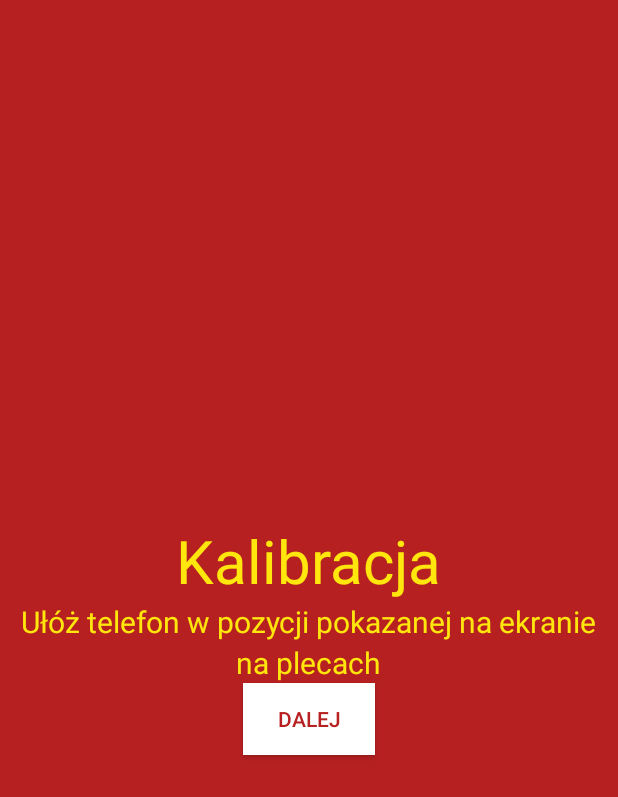
After one commit to GottaWorkM8/Wroclawskie-Perelki, an Android app: the layout kalibracja_layout.xml on its own in the app's theme, with its tools: preview values and no code run, on a phone screen of 412 x 824 dp. The commit adds this screen. Shown: the top 797 px of the screen. Run offline under Robolectric (Android 15) with nearby library versions, the phone set to English and light mode, and no system bars.

Commit message:
Add calibration

```diff
--- a/cz1/app/src/main/java/wro/per/activities/NierozwiazaneZagadkiActivity.java
+++ b/cz1/app/src/main/java/wro/per/activities/NierozwiazaneZagadkiActivity.java
@@ -60,14 +60,17 @@ public class NierozwiazaneZagadkiActivity extends AppCompatActivity {
     public void openActivityHome(){
         Intent intent = new Intent(this, StronaGlownaActivity.class);
         startActivity(intent);
+        finish();
     }
     public void openActivityUn(){
         Intent intent = new Intent(this, RozwiazaneZagadkiActivity.class);
         startActivity(intent);
+        finish();
     }
 
     public void openActivityWTrakcie(){
         Intent intent = new Intent(this, WTrakcieZagadkiActivity.class);
         startActivity(intent);
+        finish();
     }
 }
--- a/cz1/app/src/main/java/wro/per/activities/RozwiazaneZagadkiActivity.java
+++ b/cz1/app/src/main/java/wro/per/activities/RozwiazaneZagadkiActivity.java
@@ -55,13 +55,16 @@ public class RozwiazaneZagadkiActivity extends Activity {
     public void openActivityHome(){
         Intent intent = new Intent(this, StronaGlownaActivity.class);
         startActivity(intent);
+        finish();
     }
     public void openActivityUn(){
         Intent intent = new Intent(this, NierozwiazaneZagadkiActivity.class);
         startActivity(intent);
+        finish();
     }
     public void openActivityWTrakcie(){
         Intent intent = new Intent(this, WTrakcieZagadkiActivity.class);
         startActivity(intent);
+        finish();
     }
 }
--- a/cz1/app/src/main/java/wro/per/activities/UlubioneActivity.java
+++ b/cz1/app/src/main/java/wro/per/activities/UlubioneActivity.java
@@ -105,6 +105,7 @@ public class UlubioneActivity extends Activity implements SensorEventListener {
     public void openActivityHome() {
         Intent intent = new Intent(this, StronaGlownaActivity.class);
         startActivity(intent);
+        finish();
     }
 
     @Override
--- a/cz1/app/src/main/java/wro/per/activities/WTrakcieZagadkiActivity.java
+++ b/cz1/app/src/main/java/wro/per/activities/WTrakcieZagadkiActivity.java
@@ -53,15 +53,18 @@ public class WTrakcieZagadkiActivity extends Activity {
     public void openActivityHome() {
         Intent intent = new Intent(this, StronaGlownaActivity.class);
         startActivity(intent);
+        finish();
     }
 
     public void openActivityUn() {
         Intent intent = new Intent(this, NierozwiazaneZagadkiActivity.class);
         startActivity(intent);
+        finish();
     }
 
     public void openActivityFi(){
         Intent intent = new Intent(this, RozwiazaneZagadkiActivity.class);
         startActivity(intent);
+        finish();
     }
 }
--- /dev/null
+++ b/cz1/app/src/main/res/layout/kalibracja_layout.xml
@@ -0,0 +1,54 @@
+<?xml version="1.0" encoding="utf-8"?>
+<LinearLayout xmlns:android="http://schemas.android.com/apk/res/android"
+    android:layout_width="match_parent"
+    android:layout_height="match_parent"
+    android:background="@color/red_1"
+    android:gravity="center"
+    android:orientation="vertical">
+
+    <TextView
+        android:id="@+id/odczytTextView"
+        android:layout_width="wrap_content"
+        android:layout_height="wrap_content"
+        android:text=""
+        android:textColor="@color/yellow"
+        android:textSize="40sp" />
+
+    <TextView
+        android:layout_width="wrap_content"
+        android:layout_height="wrap_content"
+        android:text="@string/kalibracja_string"
+        android:textColor="@color/yellow"
+        android:textSize="40sp" />
+
+    <TextView
+        android:layout_width="wrap_content"
+        android:layout_height="wrap_content"
+        android:textSize="20sp"
+        android:textColor="@color/yellow"
+        android:text="@string/uloz_telefon_string" />
+
+    <TextView
+        android:id="@+id/pozycjaTextView"
+        android:layout_width="wrap_content"
+        android:layout_height="wrap_content"
+        android:text="na plecach"
+        android:textColor="@color/yellow"
+        android:textSize="20sp" />
+
+    <Button
+        android:id="@+id/nastepnyPomiarButton"
+        android:layout_width="wrap_content"
+        android:layout_height="wrap_content"
+        android:background="@android:color/white"
+        android:text="@string/dalej_string"
+        android:textColor="@color/red_1" />
+
+    <TextView
+        android:id="@+id/driftyTextView"
+        android:layout_width="wrap_content"
+        android:layout_height="wrap_content"
+        android:textColor="@color/yellow"
+        android:textSize="20sp" />
+
+</LinearLayout>
--- a/cz1/app/src/main/res/values/strings.xml
+++ b/cz1/app/src/main/res/values/strings.xml
@@ -1,6 +1,10 @@
 <?xml version="1.0" encoding="utf-8"?>
 <resources>
     <string name="app_name">Wrocławskie Perełki</string>
+
+    <string name="kalibracja_string">Kalibracja</string>
+    <string name="uloz_telefon_string">Ułóż telefon w pozycji pokazanej na ekranie</string>
+    <string name="dalej_string">Dalej</string>
 
     <string name="lista_zagadek_string">Lista zagadek</string>
     <string name="ulubione_string">Ulubione</string>
```
Also changed, not shown: cz1/app/src/main/AndroidManifest.xml (+6 -2 lines), cz1/app/src/main/java/wro/per/activities/KalibracjaActivity.java (added, +118 -0 lines), cz1/app/src/main/java/wro/per/activities/StronaGlownaActivity.java (+17 -21 lines).
